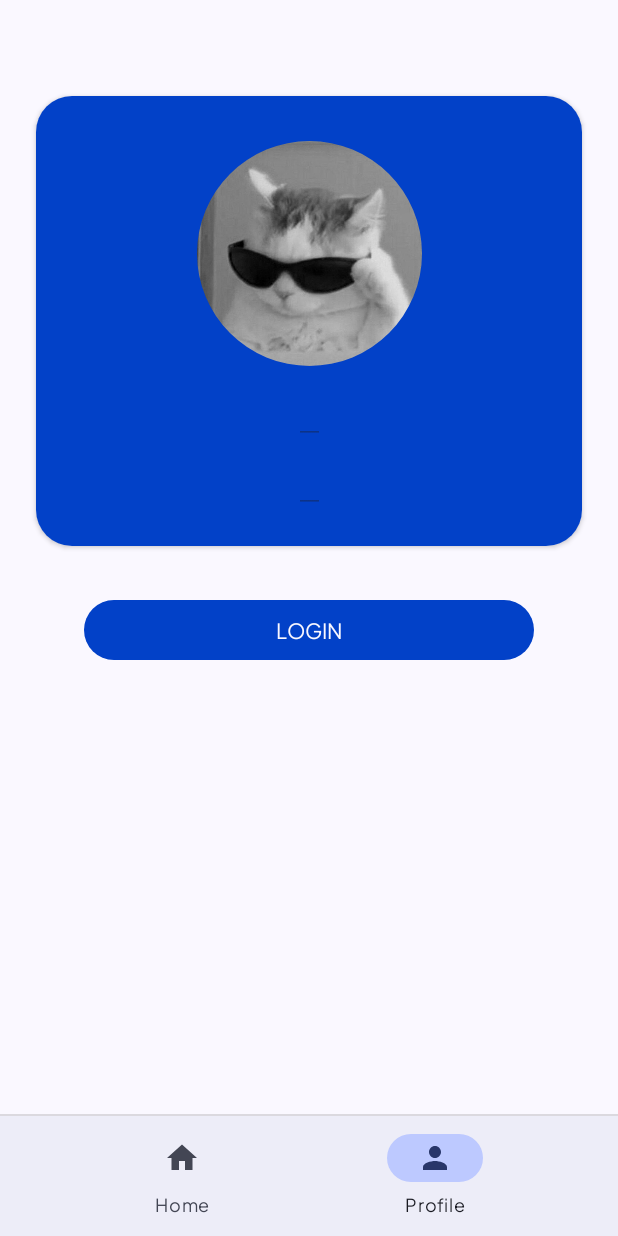
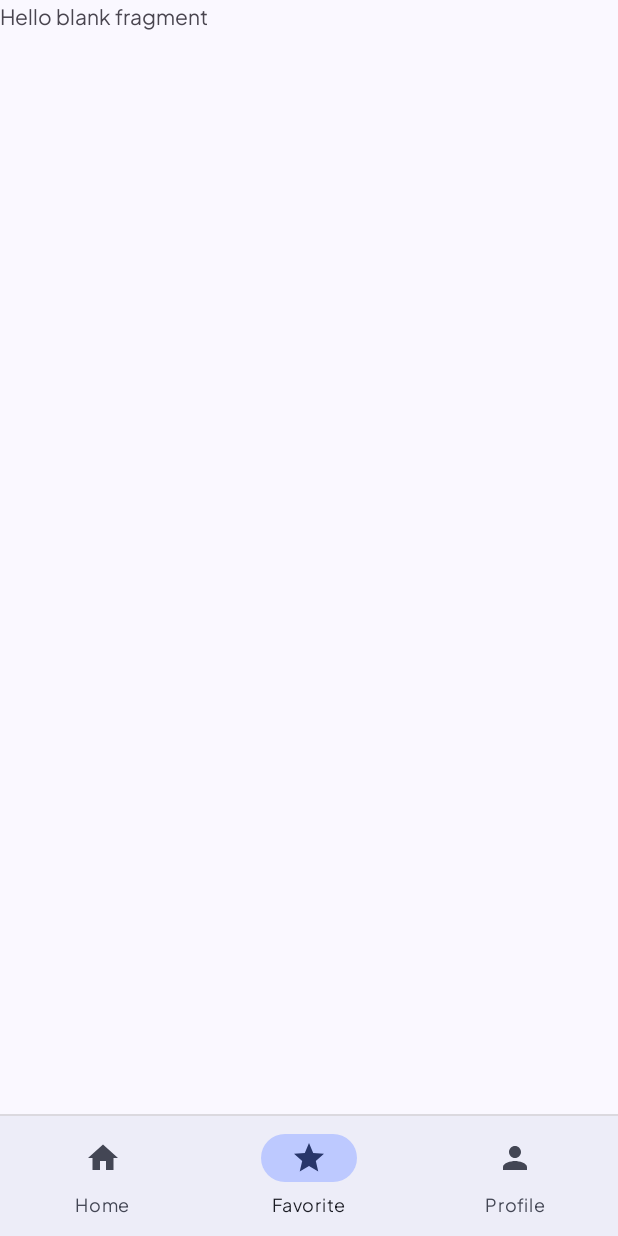
Before and after one commit to arkan3h/4crypto, an Android app: the screen it shows after launch (MainActivity), item 2 of the bottom bar chosen, on a phone screen of 412 x 824 dp. Run offline under Robolectric (Android 15) with nearby library versions, the phone set to English and light mode, and no system bars; our stand-ins replace navigation-ui; pictures from the network do not load.

Commit message:
Add favorite fragment

```diff
--- /dev/null
+++ b/app/src/main/java/com/arkan/a4crypto/presentation/favorite/FavoriteFragment.kt
@@ -0,0 +1,19 @@
+package com.arkan.a4crypto.presentation.favorite
+
+import android.os.Bundle
+import android.view.LayoutInflater
+import android.view.View
+import android.view.ViewGroup
+import androidx.fragment.app.Fragment
+import com.arkan.a4crypto.R
+
+class FavoriteFragment : Fragment() {
+    override fun onCreateView(
+        inflater: LayoutInflater,
+        container: ViewGroup?,
+        savedInstanceState: Bundle?,
+    ): View? {
+        // Inflate the layout for this fragment
+        return inflater.inflate(R.layout.fragment_favorite, container, false)
+    }
+}
--- /dev/null
+++ b/app/src/main/res/layout/fragment_favorite.xml
@@ -0,0 +1,13 @@
+<?xml version="1.0" encoding="utf-8"?>
+<FrameLayout xmlns:android="http://schemas.android.com/apk/res/android"
+    xmlns:tools="http://schemas.android.com/tools"
+    android:layout_width="match_parent"
+    android:layout_height="match_parent"
+    tools:context=".presentation.favorite.FavoriteFragment">
+
+    <TextView
+        android:layout_width="match_parent"
+        android:layout_height="match_parent"
+        android:text="@string/hello_blank_fragment" />
+
+</FrameLayout>
--- a/app/src/main/res/menu/main_menu.xml
+++ b/app/src/main/res/menu/main_menu.xml
@@ -5,6 +5,10 @@
         android:icon="@drawable/ic_home_nav"
         android:title="@string/title_tab_home"/>
     <item
+        android:id="@+id/menu_tab_favorite"
+        android:icon="@drawable/ic_fav"
+        android:title="@string/title_tab_favorite"/>
+    <item
         android:id="@+id/menu_tab_profile"
         android:icon="@drawable/ic_profile_nav"
         android:title="@string/title_tab_profile"/>
--- a/app/src/main/res/navigation/main_navigation.xml
+++ b/app/src/main/res/navigation/main_navigation.xml
@@ -15,4 +15,9 @@
         android:name="com.arkan.a4crypto.presentation.profile.ProfileFragment"
         android:label="fragment_profile"
         tools:layout="@layout/fragment_profile" />
+    <fragment
+        android:id="@+id/menu_tab_favorite"
+        android:name="com.arkan.a4crypto.presentation.favorite.FavoriteFragment"
+        android:label="fragment_favorite"
+        tools:layout="@layout/fragment_favorite" />
 </navigation>
--- a/app/src/main/res/values/strings.xml
+++ b/app/src/main/res/values/strings.xml
@@ -41,5 +41,6 @@
     <string name="text_already_registered">Already Have An Account?</string>
     <string name="text_change_password">Change Password</string>
     <string name="text_logout">Logout</string>
+    <string name="title_tab_favorite">Favorite</string>
 
 </resources>
```
